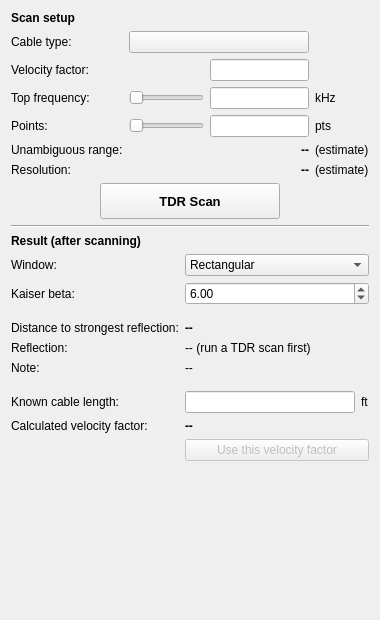
K4HEZ/AntScopeZ, file desktop/tdrscanpanel.ui: the form before one commit.
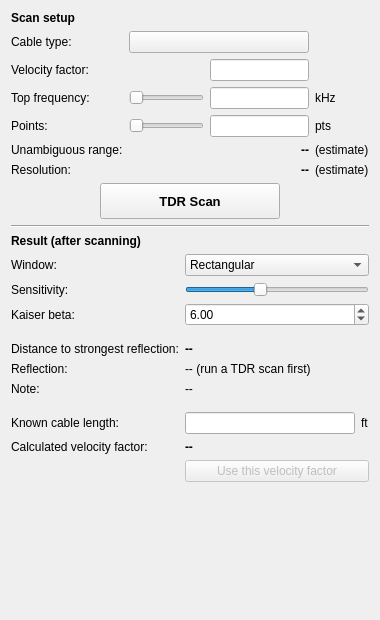
The form after the commit. Custom widgets are drawn as their Qt base class.

Commit message: TDR: Sensitivity slider, live plot during scan, lock controls while scanning

The edit to the form file:
```diff
--- a/desktop/tdrscanpanel.ui
+++ b/desktop/tdrscanpanel.ui
@@ -308,13 +308,39 @@
        </widget>
       </item>
       <item row="1" column="0">
+       <widget class="QLabel" name="sensitivityNameLabel">
+        <property name="text">
+         <string>Sensitivity:</string>
+        </property>
+       </widget>
+      </item>
+      <item row="1" column="1">
+       <widget class="QSlider" name="sensitivitySlider">
+        <property name="toolTip">
+         <string>How small a reflection counts as an event. Higher lists more events, including minor ripple; lower keeps only the strong ones. Applies to the current scan right away.</string>
+        </property>
+        <property name="minimum">
+         <number>0</number>
+        </property>
+        <property name="maximum">
+         <number>100</number>
+        </property>
+        <property name="value">
+         <number>40</number>
+        </property>
+        <property name="orientation">
+         <enum>Qt::Horizontal</enum>
+        </property>
+       </widget>
+      </item>
+      <item row="2" column="0">
        <widget class="QLabel" name="kaiserBetaNameLabel">
         <property name="text">
          <string>Kaiser beta:</string>
         </property>
        </widget>
       </item>
-      <item row="1" column="1">
+      <item row="2" column="1">
        <widget class="NoScrollDoubleSpinBox" name="kaiserBetaSpin">
         <property name="minimum">
          <double>0.000000000000000</double>
@@ -327,7 +353,7 @@
         </property>
        </widget>
       </item>
-      <item row="2" column="0" colspan="2">
+      <item row="3" column="0" colspan="2">
        <spacer name="resultGap1">
         <property name="orientation">
          <enum>Qt::Vertical</enum>
@@ -343,14 +369,14 @@
         </property>
        </spacer>
       </item>
-      <item row="3" column="0">
+      <item row="4" column="0">
        <widget class="QLabel" name="cableLengthNameLabel">
         <property name="text">
          <string>Distance to strongest reflection:</string>
         </property>
        </widget>
       </item>
-      <item row="3" column="1">
+      <item row="4" column="1">
        <widget class="QLabel" name="cableLengthLabel">
         <property name="font">
          <font>
@@ -362,21 +388,21 @@
         </property>
        </widget>
       </item>
-      <item row="4" column="0">
+      <item row="5" column="0">
        <widget class="QLabel" name="reflectionNameLabel">
         <property name="text">
          <string>Reflection:</string>
         </property>
        </widget>
       </item>
-      <item row="4" column="1">
+      <item row="5" column="1">
        <widget class="QLabel" name="reflectionLabel">
         <property name="text">
          <string notr="true">-- (run a TDR scan first)</string>
         </property>
        </widget>
       </item>
-      <item row="5" column="0">
+      <item row="6" column="0">
        <widget class="QLabel" name="rangeNoteNameLabel">
         <property name="alignment">
          <set>Qt::AlignLeading|Qt::AlignLeft|Qt::AlignTop</set>
@@ -386,7 +412,7 @@
         </property>
        </widget>
       </item>
-      <item row="5" column="1">
+      <item row="6" column="1">
        <widget class="QLabel" name="rangeNoteLabel">
         <property name="wordWrap">
          <bool>true</bool>
@@ -396,7 +422,7 @@
         </property>
        </widget>
       </item>
-      <item row="6" column="0" colspan="2">
+      <item row="7" column="0" colspan="2">
        <spacer name="resultGap2">
         <property name="orientation">
          <enum>Qt::Vertical</enum>
@@ -412,14 +438,14 @@
         </property>
        </spacer>
       </item>
-      <item row="7" column="0">
+      <item row="8" column="0">
        <widget class="QLabel" name="knownLengthNameLabel">
         <property name="text">
          <string>Known cable length:</string>
         </property>
        </widget>
       </item>
-      <item row="7" column="1">
+      <item row="8" column="1">
        <layout class="QHBoxLayout" name="knownLengthLayout">
         <item>
          <widget class="QLineEdit" name="knownLengthEdit"/>
@@ -433,26 +459,26 @@
         </item>
        </layout>
       </item>
-      <item row="8" column="0">
+      <item row="9" column="0">
        <widget class="QLabel" name="calculatedVfNameLabel">
         <property name="text">
          <string>Calculated velocity factor:</string>
         </property>
        </widget>
       </item>
-      <item row="8" column="1">
-       <widget class="QLabel" name="calculatedVfLabel">
-        <property name="font">
-         <font>
-          <bold>true</bold>
-         </font>
-        </property>
-        <property name="text">
-         <string notr="true">--</string>
-        </property>
-       </widget>
-      </item>
       <item row="9" column="1">
+       <widget class="QLabel" name="calculatedVfLabel">
+        <property name="font">
+         <font>
+          <bold>true</bold>
+         </font>
+        </property>
+        <property name="text">
+         <string notr="true">--</string>
+        </property>
+       </widget>
+      </item>
+      <item row="10" column="1">
        <widget class="QPushButton" name="applyVfButton">
         <property name="enabled">
          <bool>false</bool>
```
The commit also changes 11 other files.
